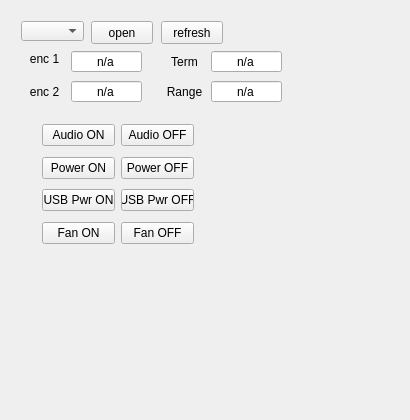
First picture: the form in mainwindow.ui, repository baradoid/polden-binoc-DesktopCtrl, before the edit.
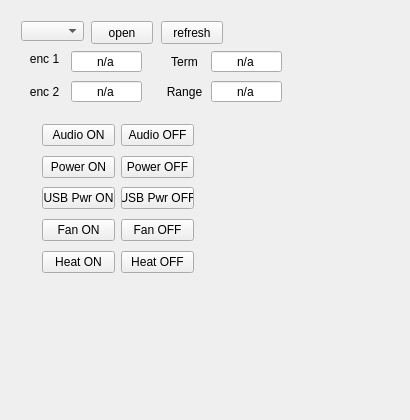
Second picture: the form after the edit.

Commit message: добавлено управление обогревом

The edit to the form file:
```diff
--- a/mainwindow.ui
+++ b/mainwindow.ui
@@ -232,7 +232,7 @@
          <x>20</x>
          <y>100</y>
          <width>174</width>
-         <height>146</height>
+         <height>175</height>
         </rect>
        </property>
        <layout class="QVBoxLayout" name="verticalLayout_2">
@@ -364,6 +364,38 @@
           </layout>
          </widget>
         </item>
+        <item>
+         <widget class="QWidget" name="widget_7" native="true">
+          <layout class="QHBoxLayout" name="horizontalLayout_5">
+           <property name="leftMargin">
+            <number>0</number>
+           </property>
+           <property name="topMargin">
+            <number>0</number>
+           </property>
+           <property name="rightMargin">
+            <number>0</number>
+           </property>
+           <property name="bottomMargin">
+            <number>0</number>
+           </property>
+           <item>
+            <widget class="QPushButton" name="pushButtonHeatOn">
+             <property name="text">
+              <string>Heat ON</string>
+             </property>
+            </widget>
+           </item>
+           <item>
+            <widget class="QPushButton" name="pushButtonHeatOff">
+             <property name="text">
+              <string>Heat OFF</string>
+             </property>
+            </widget>
+           </item>
+          </layout>
+         </widget>
+        </item>
        </layout>
       </widget>
      </widget>
```
The commit also changes 2 other files.
